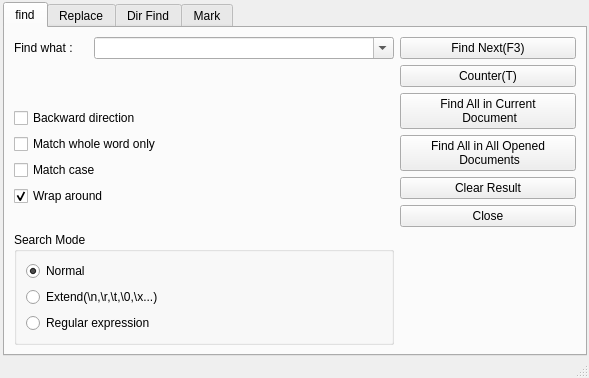
Above: src/findwin.ui from x2009again/notepad-- before the change. Below: the same form after it.
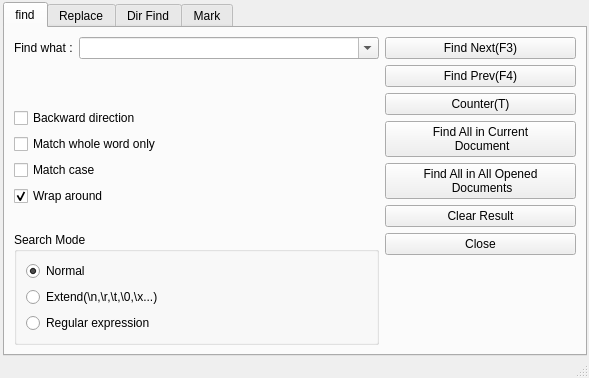
That is the form after the change. Icons and pictures are not drawn.

What changed in the file:
```diff
--- a/src/findwin.ui
+++ b/src/findwin.ui
@@ -7,13 +7,13 @@
     <x>0</x>
     <y>0</y>
     <width>589</width>
-    <height>360</height>
+    <height>362</height>
    </rect>
   </property>
   <property name="maximumSize">
    <size>
-    <width>610</width>
-    <height>360</height>
+    <width>1100</width>
+    <height>500</height>
    </size>
   </property>
   <property name="windowTitle">
@@ -190,12 +190,6 @@
          <layout class="QVBoxLayout" name="verticalLayout">
           <item>
            <widget class="QPushButton" name="findTextNext">
-            <property name="maximumSize">
-             <size>
-              <width>176</width>
-              <height>16777215</height>
-             </size>
-            </property>
             <property name="text">
              <string>Find Next(F3)</string>
             </property>
@@ -204,6 +198,16 @@
             </property>
            </widget>
           </item>
+          <item>
+           <widget class="QPushButton" name="findTextPrev">
+            <property name="text">
+             <string>Find Prev(F4)</string>
+            </property>
+            <property name="shortcut">
+             <string>F4</string>
+            </property>
+           </widget>
+          </item>
           <item>
            <widget class="QPushButton" name="countBt">
             <property name="text">
@@ -216,24 +220,12 @@
           </item>
           <item>
            <widget class="QPushButton" name="findAllinCourrent">
-            <property name="sizePolicy">
-             <sizepolicy hsizetype="Preferred" vsizetype="Fixed">
-              <horstretch>0</horstretch>
-              <verstretch>0</verstretch>
-             </sizepolicy>
-            </property>
             <property name="minimumSize">
              <size>
               <width>0</width>
               <height>34</height>
              </size>
             </property>
-            <property name="maximumSize">
-             <size>
-              <width>176</width>
-              <height>16777215</height>
-             </size>
-            </property>
             <property name="text">
              <string>Find All in Current 
  Document</string>
@@ -242,24 +234,12 @@
           </item>
           <item>
            <widget class="QPushButton" name="findAllinAllOpen">
-            <property name="sizePolicy">
-             <sizepolicy hsizetype="Preferred" vsizetype="Fixed">
-              <horstretch>0</horstretch>
-              <verstretch>0</verstretch>
-             </sizepolicy>
-            </property>
             <property name="minimumSize">
              <size>
               <width>0</width>
               <height>34</height>
              </size>
             </property>
-            <property name="maximumSize">
-             <size>
-              <width>176</width>
-              <height>16777215</height>
-             </size>
-            </property>
             <property name="text">
              <string>Find All in All Opened 
  Documents</string>
@@ -275,18 +255,6 @@
           </item>
           <item>
            <widget class="QPushButton" name="findCloseBt">
-            <property name="sizePolicy">
-             <sizepolicy hsizetype="Preferred" vsizetype="Fixed">
-              <horstretch>0</horstretch>
-              <verstretch>0</verstretch>
-             </sizepolicy>
-            </property>
-            <property name="maximumSize">
-             <size>
-              <width>176</width>
-              <height>16777215</height>
-             </size>
-            </property>
             <property name="text">
              <string>Close</string>
             </property>
```
Left out of the diff: 179 changed lines with no effect on the pictures.
